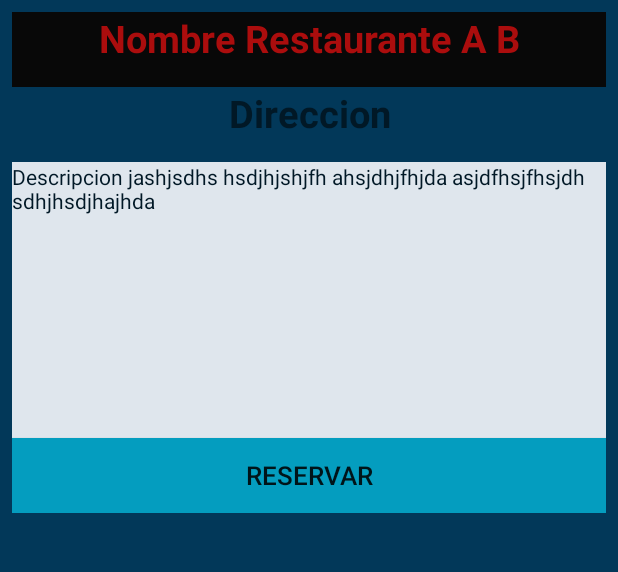
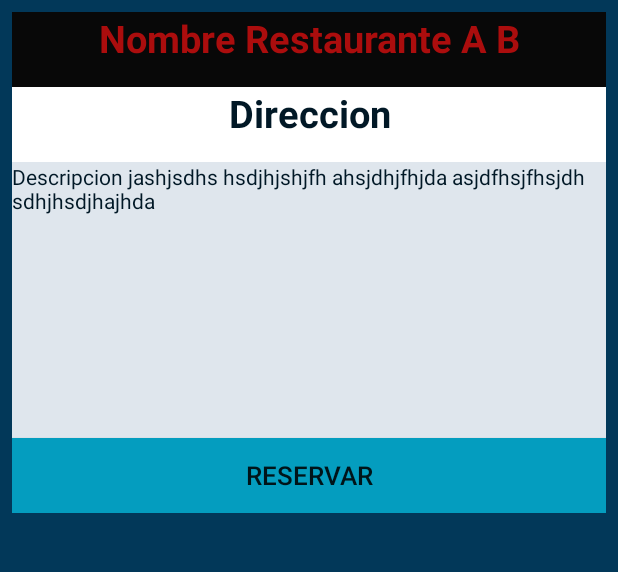
Before and after one commit to DanteVDrako/DispositivosMoviles, an Android app: the layout activity_restaurants_info.xml on its own in the app's theme, with its tools: preview values and no code run, on a phone screen of 412 x 824 dp, the part 390-962 px from its top. Run offline under Robolectric (Android 15) with nearby library versions, the phone set to English and light mode, and no system bars.

Commit message:
Cambio color campo direcci[on

```diff
--- a/Proyecto/app/src/main/res/layout/activity_restaurants_info.xml
+++ b/Proyecto/app/src/main/res/layout/activity_restaurants_info.xml
@@ -50,6 +50,7 @@
             android:layout_height="50dp"
             android:text="Direccion"
             android:textColor="@color/colorPrimary"
+            android:background="@color/TextFields"
             android:textAlignment="center"
             android:textStyle="bold"
             android:textSize="25dp"/>
```
